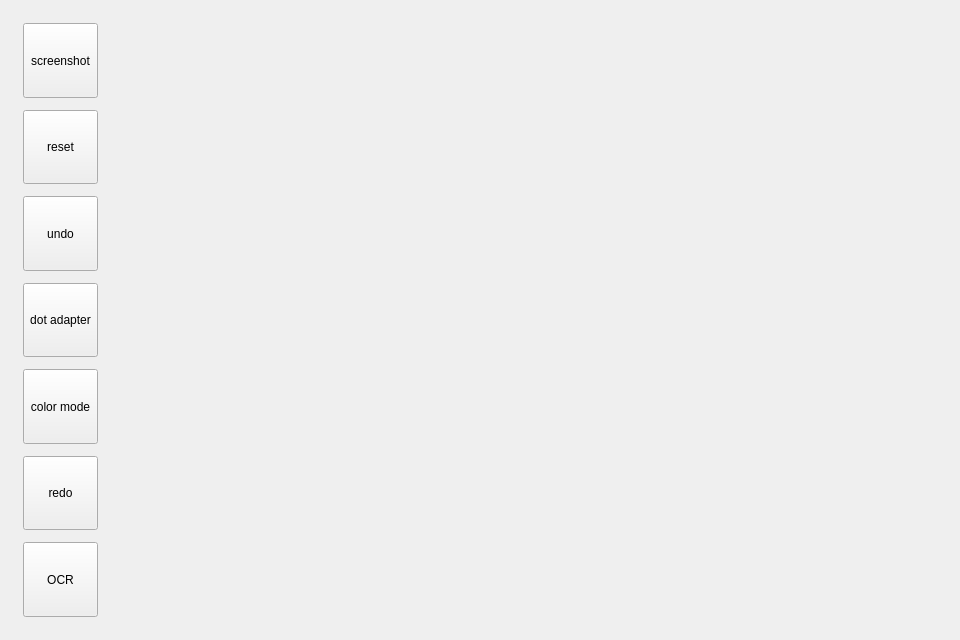
The window that app/ui/paint_widget.ui (xuguodong1999/COCR) describes before a commit, drawn with Qt 5.
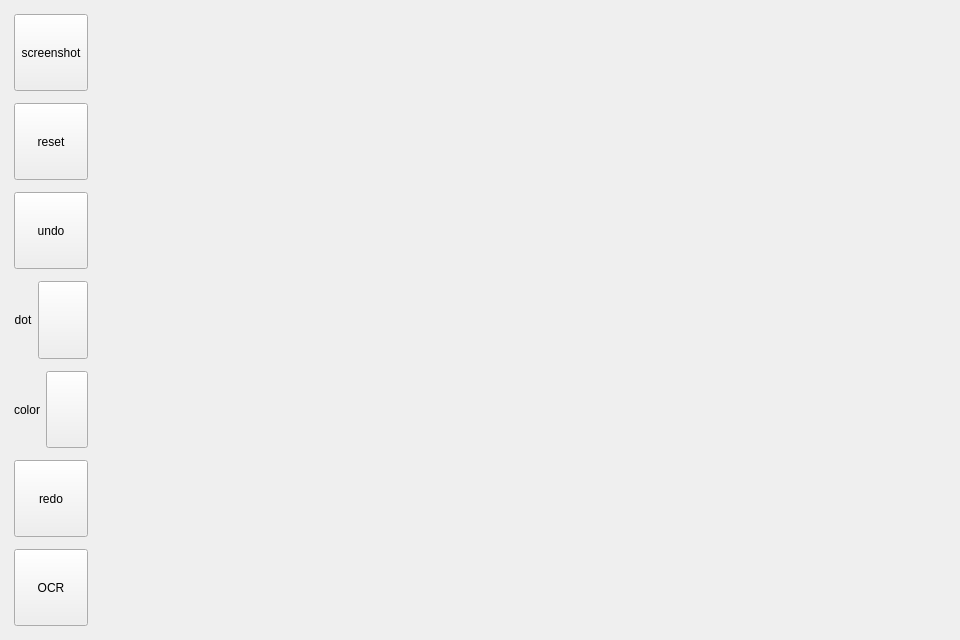
The same window after the commit.

Diff of the .ui file:
```diff
--- a/app/ui/paint_widget.ui
+++ b/app/ui/paint_widget.ui
@@ -14,6 +14,21 @@
             <string>DrawingBoard</string>
         </property>
         <layout class="QHBoxLayout" name="horizontalLayout" stretch="1,9">
+   <property name="spacing">
+    <number>2</number>
+   </property>
+   <property name="leftMargin">
+    <number>2</number>
+   </property>
+   <property name="topMargin">
+    <number>2</number>
+   </property>
+   <property name="rightMargin">
+    <number>2</number>
+   </property>
+   <property name="bottomMargin">
+    <number>2</number>
+   </property>
             <item>
                 <layout class="QVBoxLayout" name="paint_layout">
                     <property name="spacing">
@@ -71,6 +86,27 @@
                         </widget>
                     </item>
                     <item>
+      <layout class="QHBoxLayout" name="dot_layout" stretch="1,9">
+       <property name="spacing">
+        <number>6</number>
+       </property>
+       <item>
+        <widget class="QLabel" name="dot_label">
+         <property name="sizePolicy">
+          <sizepolicy hsizetype="Preferred" vsizetype="Preferred">
+           <horstretch>0</horstretch>
+           <verstretch>0</verstretch>
+          </sizepolicy>
+         </property>
+         <property name="text">
+          <string>dot</string>
+         </property>
+         <property name="alignment">
+          <set>Qt::AlignCenter</set>
+         </property>
+        </widget>
+       </item>
+       <item>
                         <widget class="QToolButton" name="dot_btn">
                             <property name="sizePolicy">
                                 <sizepolicy hsizetype="Preferred" vsizetype="Preferred">
@@ -79,7 +115,30 @@
                                 </sizepolicy>
                             </property>
                             <property name="text">
-                                <string>dot adapter</string>
+          <string/>
+         </property>
+        </widget>
+       </item>
+      </layout>
+     </item>
+     <item>
+      <layout class="QHBoxLayout" name="color_layout" stretch="1,9">
+       <property name="spacing">
+        <number>6</number>
+       </property>
+       <item>
+        <widget class="QLabel" name="color_label">
+         <property name="sizePolicy">
+          <sizepolicy hsizetype="Preferred" vsizetype="Preferred">
+           <horstretch>0</horstretch>
+           <verstretch>0</verstretch>
+          </sizepolicy>
+         </property>
+         <property name="text">
+          <string>color</string>
+         </property>
+         <property name="alignment">
+          <set>Qt::AlignCenter</set>
                             </property>
                         </widget>
                     </item>
@@ -92,9 +151,11 @@
                                 </sizepolicy>
                             </property>
                             <property name="text">
-                                <string>color mode</string>
-                            </property>
-                        </widget>
+          <string/>
+         </property>
+        </widget>
+       </item>
+      </layout>
                     </item>
                     <item>
                         <widget class="QToolButton" name="redo_btn">
```
Lines whose indentation alone changed are shown as unchanged.
